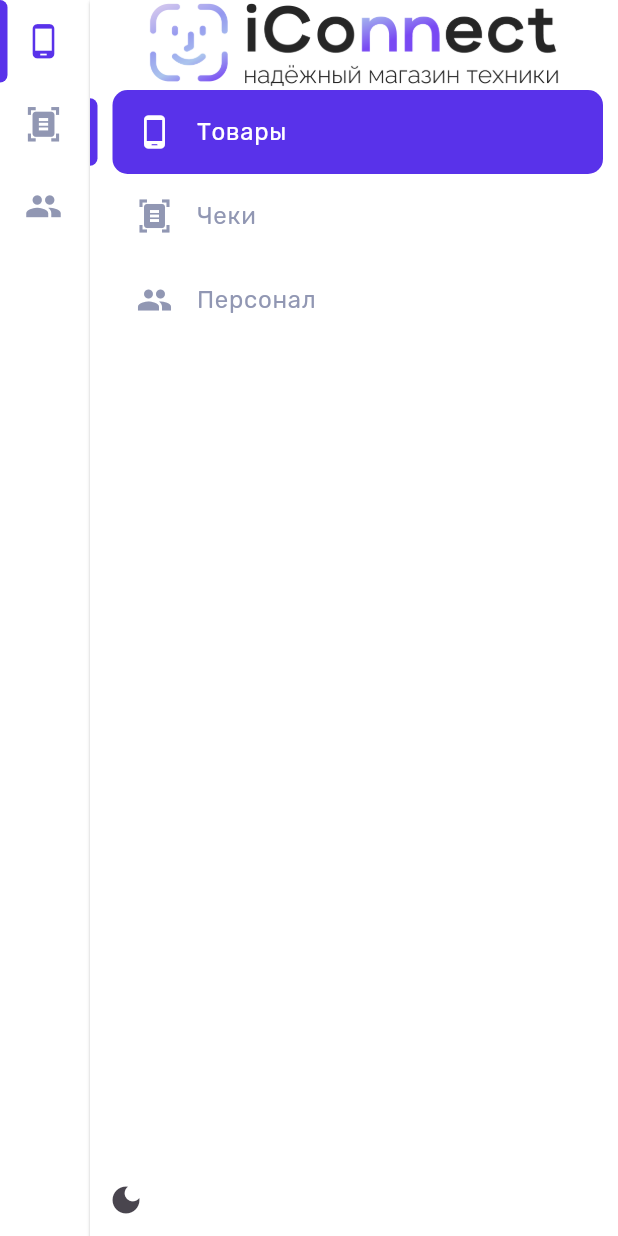
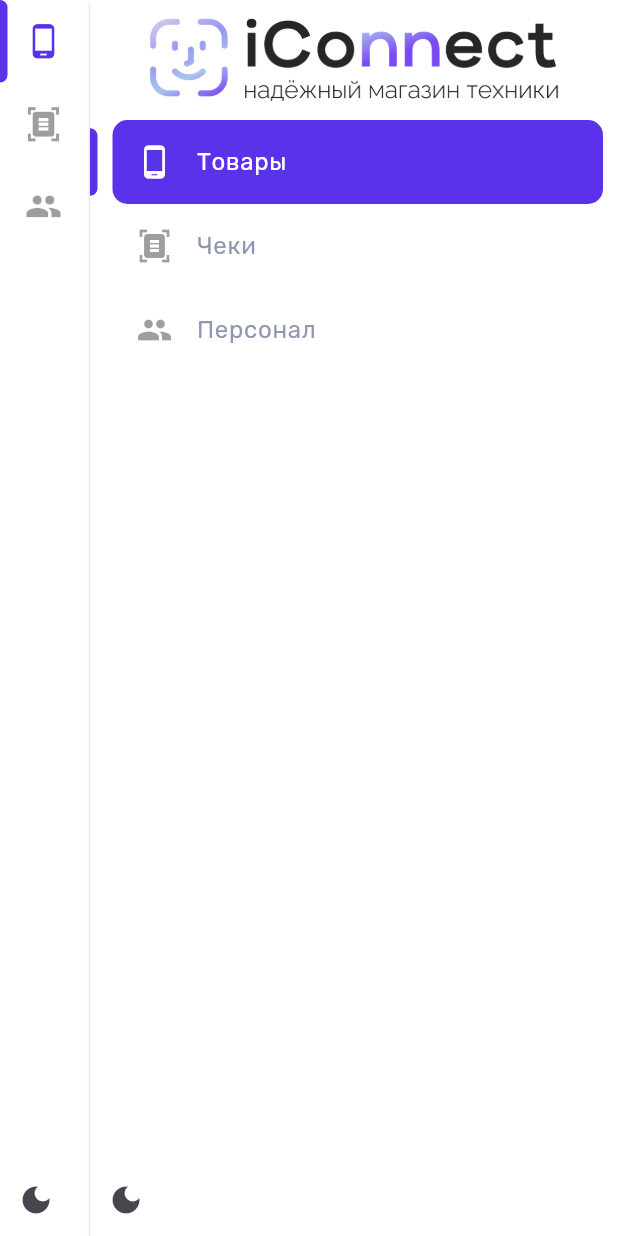
Before and after one commit to electronduke5/iconnect_crm, a Flutter app: the MenuWidget widget shown alone on an empty page, opened directly, after a tap on the "dark mode" icon, on a phone screen of 412 x 824 dp. Run offline on Flutter 3.47's test engine with Material 3 defaults, Android fonts, the phone set to English and light mode, and no system bars; our stand-ins replace dartz, flutter_bloc, flutter_riverpod, flutter_svg, google_fonts, shared_preferences and 2 more; missing offline and left inert: window_manager; accounts and stored records are empty.

Commit message:
fix dynamic colors

```diff
--- a/lib/common/constans.dart
+++ b/lib/common/constans.dart
@@ -1,30 +1,106 @@
 import 'package:flutter/material.dart';
+import 'package:google_fonts/google_fonts.dart';
 
-final ThemeData mainTheme = ThemeData(
-  primaryColor: Color(0xFF5932EA),
-  disabledColor: Color(0xFF9197B3),
+final ThemeData lightTheme = ThemeData(
+  colorScheme: lightColorScheme,
+  fontFamily: GoogleFonts
+      .rubik()
+      .fontFamily,
+  useMaterial3: true,
   scaffoldBackgroundColor: Color(0xFFFAFBFF),
+  cardColor: Colors.white,
   cardTheme: CardTheme(
     color: Colors.white,
   ),
+  listTileTheme: ListTileThemeData(
+    selectedColor: Colors.white,
+    selectedTileColor: lightColorScheme.primary,
+    textColor: Color(0xFF9197B3),
+  ),
 );
 
-final ThemeData mainThemeDark = ThemeData(
-  primaryColor: Color(0xFF5932EA),
+final ThemeData darkTheme = ThemeData(
+  listTileTheme: ListTileThemeData(
+    selectedTileColor: lightColorScheme.primary,
+    selectedColor: Colors.white,
+  ),
+
+  fontFamily: GoogleFonts
+      .rubik()
+      .fontFamily,
+  useMaterial3: true,
+  colorScheme: darkColorScheme,
   disabledColor: Color(0xFF9197B3),
-  scaffoldBackgroundColor: Color(0xFF273142),
+  scaffoldBackgroundColor: Color(0xFF202020),
+  cardColor: Color(0xFF242424),
+  cardTheme: CardTheme(
+    color: Color(0xFF242424),
+  ),
 );
 
 //Класс где цвета меняются в зависимости от установленной темы
 class DynamicColors {
-
-  factory DynamicColors() => DynamicColors._();
-  DynamicColors._();
-  final Color primaryColor =
-      ThemeMode.light == true ? Color(0xFF5932EA) : Color(0xFF5932EA);
-
   static final Color greenIconDataColor = Color(0xFF00AC4F);
   static final Color greenIconBackgroundColor = Color(0xFFD3FFE7);
-  static final Color primaryTextColor = Colors.black;
+
   static final Color secondaryTextColor = Color(0xFFACACAC);
 }
+
+const lightColorScheme = ColorScheme(
+  brightness: Brightness.light,
+  primary: Color(0xFF5932EA),
+  onPrimary: Color(0xFFFFFFFF),
+  primaryContainer: Color(0xFFEADDFF),
+  onPrimaryContainer: Color(0xFF21005D),
+  secondary: Color(0xFF625B71),
+  onSecondary: Color(0xFFFFFFFF),
+  secondaryContainer: Color(0xFFE8DEF8),
+  onSecondaryContainer: Color(0xFF1D192B),
+  tertiary: Color(0xFF7D5260),
+  onTertiary: Color(0xFFFFFFFF),
+  tertiaryContainer: Color(0xFFFFD8E4),
+  onTertiaryContainer: Color(0xFF31111D),
+  error: Color(0xFFB3261E),
+  onError: Color(0xFFFFFFFF),
+  errorContainer: Color(0xFFF9DEDC),
+  onErrorContainer: Color(0xFF410E0B),
+  outline: Color(0xFF79747E),
+  surface: Color(0xFFFFFBFE),
+  onSurface: Color(0xFF1C1B1F),
+  onSurfaceVariant: Color(0xFF49454F),
+  inverseSurface: Color(0xFF313033),
+  onInverseSurface: Color(0xFFF4EFF4),
+  inversePrimary: Color(0xFFD0BCFF),
+  shadow: Color(0xFF000000),
+  surfaceTint: Color(0xFF6750A4),
+);
+
+
+const darkColorScheme = ColorScheme(
+  brightness: Brightness.dark,
+  primary: Color(0xFFD0BCFF),
+  onPrimary: Color(0xFF381E72),
+  primaryContainer: Color(0xFF4F378B),
+  onPrimaryContainer: Color(0xFFEADDFF),
+  secondary: Color(0xFFCCC2DC),
+  onSecondary: Color(0xFF332D41),
+  secondaryContainer: Color(0xFF4A4458),
+  onSecondaryContainer: Color(0xFFE8DEF8),
+  tertiary: Color(0xFFEFFFF6),
+  onTertiary: Color(0xFF00AC4F),
+  tertiaryContainer: Color(0xFF633B48),
+  onTertiaryContainer: Color(0xFFFFD8E4),
+  error: Color(0xFFF2B8B5),
+  onError: Color(0xFF601410),
+  errorContainer: Color(0xFF8C1D18),
+  onErrorContainer: Color(0xFFF9DEDC),
+  outline: Color(0xFF938F99),
+  surface: Color(0xFF1C1B1F),
+  onSurface: Color(0xFFE6E1E5),
+  onSurfaceVariant: Color(0xFFCAC4D0),
+  inverseSurface: Color(0xFFE6E1E5),
+  onInverseSurface: Color(0xFF313033),
+  inversePrimary: Color(0xFF6750A4),
+  shadow: Color(0xFF000000),
+  surfaceTint: Color(0xFFD0BCFF),
+);
--- a/lib/main.dart
+++ b/lib/main.dart
@@ -3,7 +3,6 @@ import 'dart:io';
 import 'package:flutter/material.dart';
 import 'package:flutter_bloc/flutter_bloc.dart';
 import 'package:flutter_riverpod/flutter_riverpod.dart';
-import 'package:google_fonts/google_fonts.dart';
 import 'package:iconnect_crm/common/constans.dart';
 import 'package:iconnect_crm/core/navigatioin_service.dart';
 import 'package:iconnect_crm/presentation/cubits/menu_cubit/menu_cubit.dart';
@@ -40,29 +39,8 @@ class MyApp extends ConsumerWidget {
       title: 'iConnect CRM',
       debugShowCheckedModeBanner: false,
       themeMode: themeMode,
-      darkTheme: ThemeData(
-        listTileTheme: ListTileThemeData(
-          selectedTileColor: const Color(0xFF4880FF),
-          selectedColor: Colors.white,
-          tileColor: Theme.of(context).cardTheme.color,
-        ),
-        colorScheme: ColorScheme.fromSeed(seedColor: Colors.deepPurple),
-        fontFamily: GoogleFonts.rubik().fontFamily,
-        useMaterial3: true,
-        scaffoldBackgroundColor: mainThemeDark.scaffoldBackgroundColor,
-      ),
-      theme: ThemeData(
-        colorScheme: ColorScheme.fromSeed(seedColor: Colors.deepPurple),
-        fontFamily: GoogleFonts.rubik().fontFamily,
-        useMaterial3: true,
-        scaffoldBackgroundColor: mainTheme.scaffoldBackgroundColor,
-        listTileTheme: ListTileThemeData(
-          selectedColor: Colors.white,
-          selectedTileColor: mainTheme.primaryColor,
-          textColor: mainTheme.disabledColor,
-        ),
-        cardTheme: mainTheme.cardTheme,
-      ),
+      darkTheme: darkTheme,
+      theme: lightTheme,
       initialRoute: '/products',
       onGenerateRoute: (settings) => NavigationService.generateRoute(settings),
       builder:
--- a/lib/presentation/pages/products_page.dart
+++ b/lib/presentation/pages/products_page.dart
@@ -17,9 +17,7 @@ class ProductsPage extends StatelessWidget {
             const SizedBox(height: 20),
             Card(
               margin: EdgeInsets.zero,
-              //TODO: Убрать отсюда color
-              color: Colors.white,
-              elevation: 0,
+              elevation: 2,
               child: Padding(
                 padding: const EdgeInsets.all(20.0),
                 child: Row(
@@ -46,7 +44,6 @@ class ProductsPage extends StatelessWidget {
                           style: TextStyle(
                             fontSize: 30,
                             fontWeight: FontWeight.bold,
-                            color: DynamicColors.primaryTextColor,
                           ),
                         ),
                         Row(
--- a/lib/presentation/widgets/menu_icon_widget.dart
+++ b/lib/presentation/widgets/menu_icon_widget.dart
@@ -1,5 +1,7 @@
 import 'package:flutter/material.dart';
 import 'package:flutter_bloc/flutter_bloc.dart';
+import 'package:flutter_riverpod/flutter_riverpod.dart';
+import 'package:iconnect_crm/presentation/cubits/theme_cubit/theme_cubit.dart';
 
 import '../../common/constans.dart';
 import '../../common/menu_items.dart';
@@ -22,8 +24,9 @@ class _MenuIconWidgetState extends State<MenuIconWidget> {
       shape: RoundedRectangleBorder(
         borderRadius: BorderRadius.circular(0),
       ),
-      color: Colors.white,
+      color: Theme.of(context).cardColor,
       child: Column(
+        crossAxisAlignment: CrossAxisAlignment.start,
         children: [
           Expanded(
             child: BlocBuilder<MenuCubit, MenuState>(
@@ -38,7 +41,7 @@ class _MenuIconWidgetState extends State<MenuIconWidget> {
                           height: 55,
                           decoration: BoxDecoration(
                             color: state.selectedIndex == index
-                                ? mainTheme.primaryColor
+                                ? lightTheme.primaryColor
                                 : Colors.transparent,
                             borderRadius: const BorderRadius.horizontal(
                               right: Radius.circular(10),
@@ -53,8 +56,10 @@ class _MenuIconWidgetState extends State<MenuIconWidget> {
                           },
                           iconSize: 25,
                           color: state.selectedIndex == index
-                              ? mainTheme.primaryColor
-                              : mainTheme.disabledColor,
+                              ? lightTheme.primaryColor
+                              : Theme
+                              .of(context)
+                              .disabledColor,
                         ),
                       ],
                     );
@@ -64,6 +69,26 @@ class _MenuIconWidgetState extends State<MenuIconWidget> {
               },
             ),
           ),
+          Consumer(
+            builder: (context, ref, child) {
+              final theme = ref.watch(appThemeProvider).getThemeMode();
+              return IconButton(
+                onPressed: () {
+                  ref
+                      .read(appThemeProvider.notifier)
+                      .setThemeMode(
+                    theme == ThemeMode.light
+                        ? ThemeMode.dark
+                        : ThemeMode.light,
+                  );
+                },
+                icon: Icon(
+                  theme == ThemeMode.dark ? Icons.light_mode : Icons.dark_mode,
+                ),
+              );
+            },
+          ),
+
         ],
       ),
     );
--- a/lib/presentation/widgets/menu_widget.dart
+++ b/lib/presentation/widgets/menu_widget.dart
@@ -21,18 +21,25 @@ class _MenuWidgetState extends State<MenuWidget> {
     return Card(
       margin: EdgeInsets.zero,
       shape: RoundedRectangleBorder(borderRadius: BorderRadius.circular(0)),
-      color: Colors.white,
+      color: Theme.of(context).cardColor,
       child: Column(
         crossAxisAlignment: CrossAxisAlignment.start,
         children: [
-          Container(
-            height: 60,
-            decoration: BoxDecoration(
-              image: DecorationImage(
-                fit: BoxFit.cover,
-                image: AssetImage('assets/images/logo_iconnect_black.png'),
-              ),
-            ),
+          Consumer(
+            builder: (context, ref, child) {
+              final theme = ref.watch(appThemeProvider).getThemeMode();
+              return Container(
+                height: 80,
+                decoration: BoxDecoration(
+                  image: DecorationImage(
+                    fit: BoxFit.cover,
+                    image: AssetImage(
+                      ('assets/images/logo_iconnect_${ThemeMode.light == theme ? 'black.png' : 'white.png'}'),
+                    ),
+                  ),
+                ),
+              );
+            },
           ),
           Expanded(
             child: BlocBuilder<MenuCubit, MenuState>(
@@ -48,7 +55,7 @@ class _MenuWidgetState extends State<MenuWidget> {
                           decoration: BoxDecoration(
                             color:
                                 state.selectedIndex == index
-                                    ? mainTheme.primaryColor
+                                    ? lightTheme.primaryColor
                                     : Colors.transparent,
                             borderRadius: const BorderRadius.horizontal(
                               right: Radius.circular(10),
@@ -104,7 +111,7 @@ class _MenuWidgetState extends State<MenuWidget> {
         color:
             state.selectedIndex == index
                 ? Colors.white
-                : mainTheme.disabledColor,
+                : Theme.of(context).disabledColor,
       ),
       selected: state.selectedIndex == index,
       onTap: () async {
```
Also changed, not shown: lib/presentation/app_module.dart (added, +8 -0 lines), assets/images/logo_iconnect_white.png.
